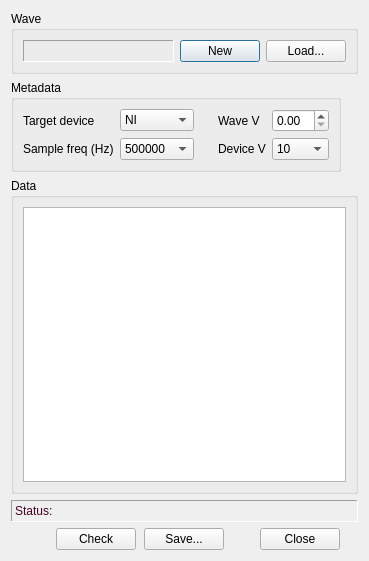
First picture: the form in Forms/WavePlanDialog.ui, repository billkarsh/SpikeGLX, before the edit.
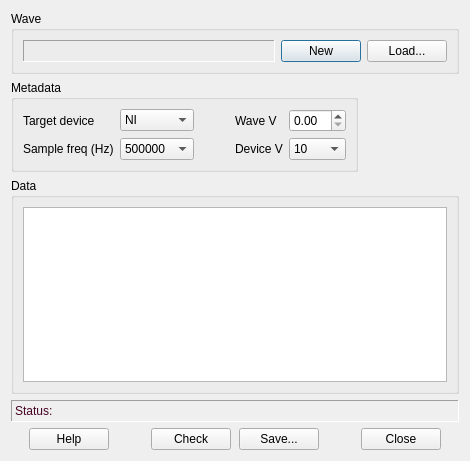
Second picture: the form after the edit.

Commit message: Add Help buttons because '?' not supported in titlebar

Patch:
```diff
--- a/Forms/WavePlanDialog.ui
+++ b/Forms/WavePlanDialog.ui
@@ -9,8 +9,8 @@
    <rect>
     <x>0</x>
     <y>0</y>
-    <width>369</width>
-    <height>561</height>
+    <width>470</width>
+    <height>461</height>
    </rect>
   </property>
   <property name="minimumSize">
@@ -335,6 +335,13 @@
      <property name="rightMargin">
       <number>18</number>
      </property>
+     <item>
+      <widget class="QPushButton" name="helpBut">
+       <property name="text">
+        <string>Help</string>
+       </property>
+      </widget>
+     </item>
      <item>
       <spacer name="horizontalSpacer_3">
        <property name="orientation">
```
Left out of the diff: 29 changed lines with no effect on the pictures. The commit also changes 30 other files.
